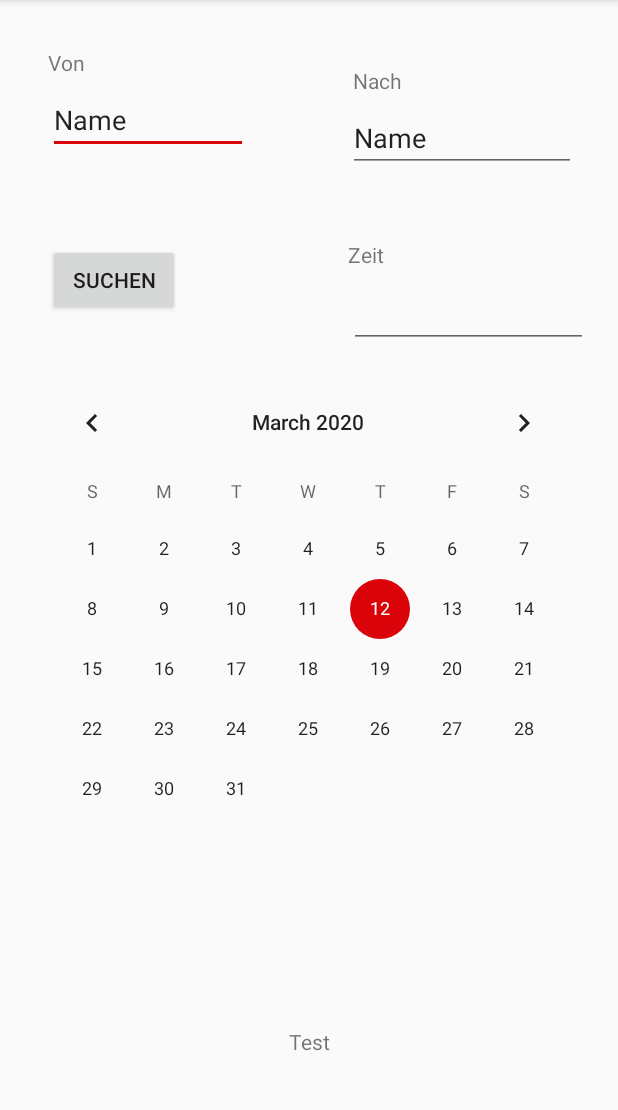
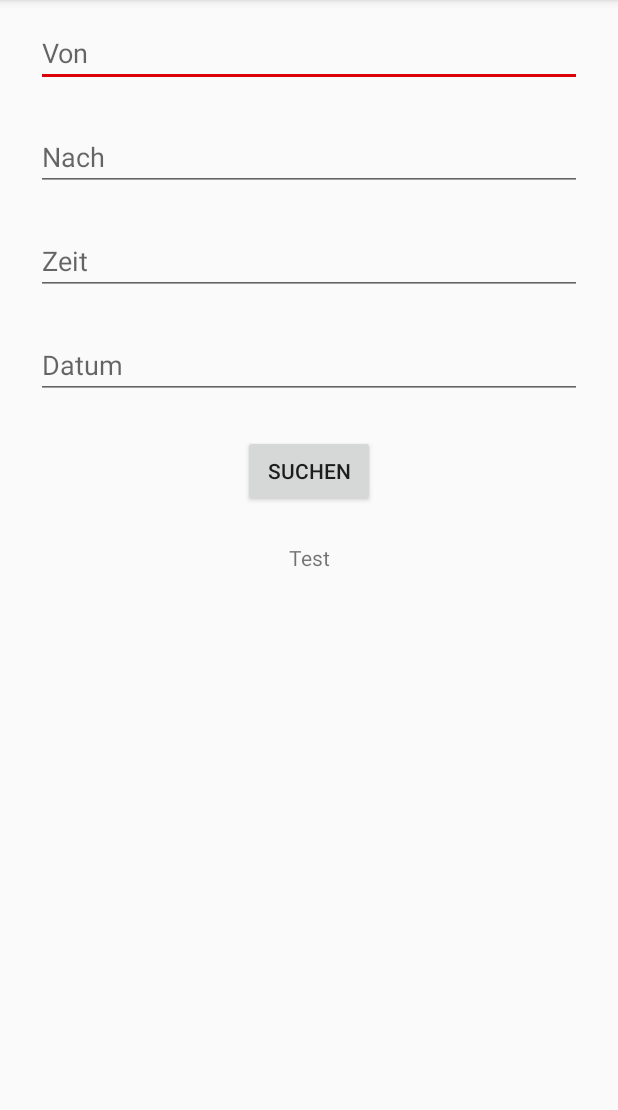
Before and after one commit to PanikSchale2001/TravelSwiss, an Android app: the screen it shows after launch (MainActivity), on a phone screen of 412 x 824 dp, the part 84-1194 px from its top. Run offline under Robolectric (Android 15) with nearby library versions, the phone set to English and light mode, and no system bars.

Commit message:
second view

```diff
--- a/app/src/main/AndroidManifest.xml
+++ b/app/src/main/AndroidManifest.xml
@@ -2,7 +2,7 @@
 <manifest xmlns:android="http://schemas.android.com/apk/res/android"
     package="ninja.jfr.travelswiss">
 
-    <uses-permission android:name="android.permission.INTERNET"/>
+    <uses-permission android:name="android.permission.INTERNET" />
 
     <application
         android:allowBackup="true"
@@ -11,6 +11,7 @@
         android:roundIcon="@mipmap/ic_launcher_round"
         android:supportsRtl="true"
         android:theme="@style/AppTheme">
+        <activity android:name=".ConnectionBoard"></activity>
         <activity android:name=".MainActivity">
             <intent-filter>
                 <action android:name="android.intent.action.MAIN" />
--- a/app/src/main/res/layout/activity_main.xml
+++ b/app/src/main/res/layout/activity_main.xml
@@ -7,104 +7,84 @@
     tools:context=".MainActivity">
 
 
-    <TextView
-        android:id="@+id/textView2"
-        android:layout_width="wrap_content"
-        android:layout_height="wrap_content"
-        android:layout_marginStart="32dp"
-        android:layout_marginBottom="9dp"
-        android:text="Von"
-        app:layout_constraintBottom_toTopOf="@+id/textFrom"
-        app:layout_constraintStart_toStartOf="parent" />
-
-    <TextView
-        android:id="@+id/textView3"
-        android:layout_width="wrap_content"
-        android:layout_height="wrap_content"
-        android:layout_marginEnd="144dp"
-        android:layout_marginBottom="9dp"
-        android:text="Nach"
-        app:layout_constraintBottom_toTopOf="@+id/textTo"
-        app:layout_constraintEnd_toEndOf="parent" />
-
     <Button
         android:id="@+id/search"
         android:layout_width="wrap_content"
         android:layout_height="wrap_content"
+        android:layout_marginTop="24dp"
         android:text="Suchen"
-        app:layout_constraintBottom_toBottomOf="parent"
         app:layout_constraintEnd_toEndOf="parent"
-        app:layout_constraintHorizontal_bias="0.099"
+        app:layout_constraintHorizontal_bias="0.5"
         app:layout_constraintStart_toStartOf="parent"
-        app:layout_constraintTop_toTopOf="parent"
-        app:layout_constraintVertical_bias="0.226" />
-
-    <CalendarView
-        android:id="@+id/calendarView"
-        android:layout_width="376dp"
-        android:layout_height="372dp"
-        app:layout_constraintBottom_toBottomOf="parent"
-        app:layout_constraintEnd_toEndOf="parent"
-        app:layout_constraintHorizontal_bias="0.485"
-        app:layout_constraintStart_toStartOf="parent"
-        app:layout_constraintTop_toTopOf="parent"
-        app:layout_constraintVertical_bias="0.626" />
-
-    <TextView
-        android:id="@+id/textView4"
-        android:layout_width="wrap_content"
-        android:layout_height="wrap_content"
-        android:layout_marginEnd="156dp"
-        android:layout_marginBottom="7dp"
-        android:text="Zeit"
-        app:layout_constraintBottom_toTopOf="@+id/textTime"
-        app:layout_constraintEnd_toEndOf="parent" />
+        app:layout_constraintTop_toBottomOf="@+id/textDate" />
 
     <TextView
         android:id="@+id/testText"
         android:layout_width="wrap_content"
         android:layout_height="wrap_content"
+        android:layout_marginTop="24dp"
         android:text="Test"
-        app:layout_constraintBottom_toBottomOf="parent"
         app:layout_constraintEnd_toEndOf="parent"
         app:layout_constraintHorizontal_bias="0.5"
         app:layout_constraintStart_toStartOf="parent"
-        app:layout_constraintTop_toBottomOf="@+id/calendarView" />
+        app:layout_constraintTop_toBottomOf="@+id/search" />
 
     <EditText
         android:id="@+id/textFrom"
-        android:layout_width="133dp"
+        android:layout_width="0dp"
         android:layout_height="42dp"
-        android:layout_marginStart="32dp"
+        android:layout_marginStart="24dp"
+        android:layout_marginTop="16dp"
+        android:layout_marginEnd="24dp"
         android:ems="10"
+        android:hint="Von"
         android:inputType="textPersonName"
-        android:text="Name"
-        app:layout_constraintBottom_toTopOf="@+id/search"
+        app:layout_constraintEnd_toEndOf="parent"
         app:layout_constraintStart_toStartOf="parent"
         app:layout_constraintTop_toTopOf="parent" />
 
     <EditText
         android:id="@+id/textTo"
-        android:layout_width="152dp"
-        android:layout_height="42dp"
-        android:layout_marginEnd="28dp"
+        android:layout_width="0dp"
+        android:layout_height="wrap_content"
+        android:layout_marginStart="24dp"
+        android:layout_marginTop="24dp"
+        android:layout_marginEnd="24dp"
         android:ems="10"
+        android:hint="Nach"
         android:inputType="textPersonName"
-        android:text="Name"
-        app:layout_constraintBottom_toTopOf="@+id/textTime"
         app:layout_constraintEnd_toEndOf="parent"
-        app:layout_constraintTop_toTopOf="parent" />
+        app:layout_constraintHorizontal_bias="0.498"
+        app:layout_constraintStart_toStartOf="parent"
+        app:layout_constraintTop_toBottomOf="@+id/textFrom" />
 
     <EditText
         android:id="@+id/textTime"
-        android:layout_width="159dp"
-        android:layout_height="45dp"
-        android:layout_marginEnd="20dp"
-        android:layout_marginBottom="16dp"
+        android:layout_width="0dp"
+        android:layout_height="wrap_content"
+        android:layout_marginStart="24dp"
+        android:layout_marginTop="24dp"
+        android:layout_marginEnd="24dp"
         android:ems="10"
+        android:hint="Zeit"
         android:inputType="time"
-        app:layout_constraintBottom_toTopOf="@+id/calendarView"
-        app:layout_constraintEnd_toEndOf="parent" />
+        app:layout_constraintEnd_toEndOf="parent"
+        app:layout_constraintStart_toStartOf="parent"
+        app:layout_constraintTop_toBottomOf="@+id/textTo" />
+
+    <EditText
+        android:id="@+id/textDate"
+        android:layout_width="0dp"
+        android:layout_height="wrap_content"
+        android:layout_marginStart="24dp"
+        android:layout_marginTop="24dp"
+        android:layout_marginEnd="24dp"
+        android:ems="10"
+        android:hint="Datum"
+        android:inputType="date"
+        app:layout_constraintEnd_toEndOf="parent"
+        app:layout_constraintStart_toStartOf="parent"
+        app:layout_constraintTop_toBottomOf="@+id/textTime" />
 
 
 </androidx.constraintlayout.widget.ConstraintLayout>
```
Also changed, not shown: app/src/main/java/ninja/jfr/travelswiss/ConnectionBoard.java (added, +30 -0 lines), app/src/main/java/ninja/jfr/travelswiss/MainActivity.java (+67 -22 lines), app/src/main/res/layout/activity_connection_board.xml (added, +21 -0 lines).
